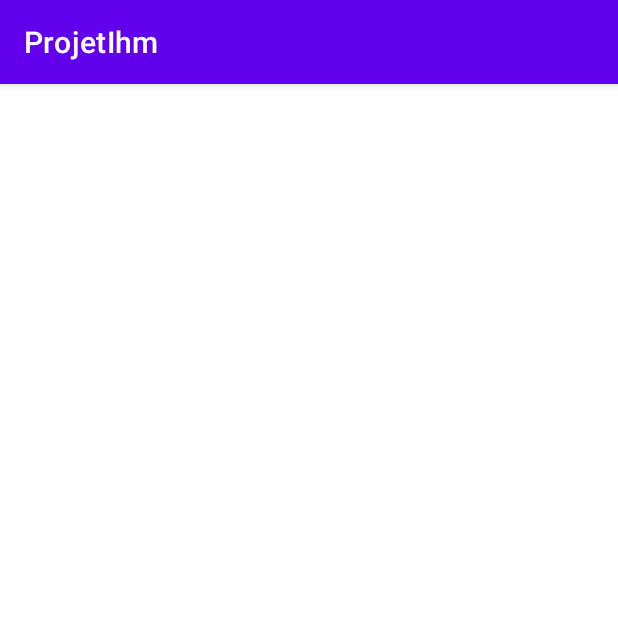
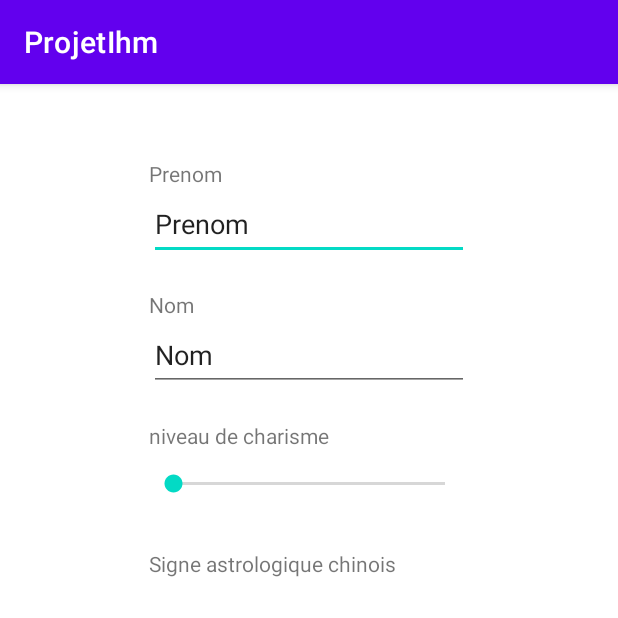
Before and after one commit to FaresCherif/ProjetIhm, an Android app: the UserInput screen opened directly, with no data from a screen before it, on a phone screen of 412 x 824 dp, the top half of it. Run offline under Robolectric (Android 15) with nearby library versions, the phone set to English and light mode, and no system bars.

Commit message:
2e activity debut

```diff
--- a/app/src/main/java/com/example/projetihm/MainActivity.java
+++ b/app/src/main/java/com/example/projetihm/MainActivity.java
@@ -2,6 +2,7 @@ package com.example.projetihm;
 
 import androidx.appcompat.app.AppCompatActivity;
 
+import android.content.Intent;
 import android.os.Bundle;
 
 public class MainActivity extends AppCompatActivity {
@@ -11,4 +12,9 @@ public class MainActivity extends AppCompatActivity {
         super.onCreate(savedInstanceState);
         setContentView(R.layout.activity_main);
     }
+
+    public void callUserInput(android.view.View v){
+        Intent i =new Intent(MainActivity.this, UserInput.class);
+        startActivity(i);
+    }
 }
--- a/app/src/main/res/layout/activity_main.xml
+++ b/app/src/main/res/layout/activity_main.xml
@@ -20,6 +20,7 @@
         android:id="@+id/button"
         android:layout_width="wrap_content"
         android:layout_height="wrap_content"
+        android:onClick="callUserInput"
         android:text="@string/StartButton"
         app:layout_constraintBottom_toTopOf="@+id/button2"
         app:layout_constraintEnd_toEndOf="parent"
--- a/app/src/main/res/layout/activity_user_input.xml
+++ b/app/src/main/res/layout/activity_user_input.xml
@@ -6,4 +6,74 @@
     android:layout_height="match_parent"
     tools:context=".UserInput">
 
+    <TextView
+        android:id="@+id/FirstNameEntreeAreaTitle"
+        android:layout_width="wrap_content"
+        android:layout_height="wrap_content"
+        android:layout_marginTop="50dp"
+        android:text="@string/FirstNameEntreeTitle"
+        app:layout_constraintStart_toStartOf="@+id/FirstNameEntreeArea"
+        app:layout_constraintTop_toTopOf="parent" />
+
+    <EditText
+        android:id="@+id/FirstNameEntreeArea"
+        android:layout_width="wrap_content"
+        android:layout_height="wrap_content"
+        android:ems="10"
+        android:importantForAutofill="no"
+        android:inputType="textPersonName"
+        android:minHeight="48dp"
+        android:text="@string/FirstNameEntree"
+        app:layout_constraintEnd_toEndOf="parent"
+        app:layout_constraintStart_toStartOf="parent"
+        app:layout_constraintTop_toBottomOf="@+id/FirstNameEntreeAreaTitle" />
+
+    <TextView
+        android:id="@+id/NameEntreeAreaTitle"
+        android:layout_width="wrap_content"
+        android:layout_height="wrap_content"
+        android:layout_marginTop="20dp"
+        android:text="@string/NameEntreeTitle"
+        app:layout_constraintStart_toStartOf="@+id/FirstNameEntreeArea"
+        app:layout_constraintTop_toBottomOf="@+id/FirstNameEntreeArea" />
+
+    <EditText
+        android:id="@+id/NameEntreeArea"
+        android:layout_width="wrap_content"
+        android:layout_height="wrap_content"
+        android:ems="10"
+        android:importantForAutofill="no"
+        android:inputType="textPersonName"
+        android:minHeight="48dp"
+        android:text="@string/NameEntree"
+        app:layout_constraintStart_toStartOf="@+id/NameEntreeAreaTitle"
+        app:layout_constraintTop_toBottomOf="@+id/NameEntreeAreaTitle" />
+
+    <SeekBar
+        android:id="@+id/seekBar"
+        android:layout_width="0dp"
+        android:layout_height="46dp"
+        app:layout_constraintEnd_toEndOf="@+id/NameEntreeArea"
+        app:layout_constraintHorizontal_bias="0.0"
+        app:layout_constraintStart_toStartOf="@+id/textView4"
+        app:layout_constraintTop_toBottomOf="@+id/textView4" />
+
+    <TextView
+        android:id="@+id/textView4"
+        android:layout_width="wrap_content"
+        android:layout_height="wrap_content"
+        android:layout_marginTop="20dp"
+        android:text="@string/charismaLevelTitle"
+        app:layout_constraintStart_toStartOf="@+id/NameEntreeArea"
+        app:layout_constraintTop_toBottomOf="@+id/NameEntreeArea" />
+
+    <TextView
+        android:id="@+id/textView5"
+        android:layout_width="wrap_content"
+        android:layout_height="wrap_content"
+        android:layout_marginTop="20dp"
+        android:text="@string/ChineseSignTitle"
+        app:layout_constraintStart_toStartOf="@+id/seekBar"
+        app:layout_constraintTop_toBottomOf="@+id/seekBar" />
+
 </androidx.constraintlayout.widget.ConstraintLayout>
--- a/app/src/main/res/values/strings.xml
+++ b/app/src/main/res/values/strings.xml
@@ -2,7 +2,11 @@
     <string name="app_name">ProjetIhm</string>
     <string name="Title">Qui suis-je</string>
     <string name="StartButton">Commencer</string>
-    <string name="ArchievmentButton">Archievment</string>
-    <string name="NomEntreeTitre">Name</string>
-    <string name="PrenomEntreeTitre">Prenom</string>
+    <string name="ArchievmentButton">Succes</string>
+    <string name="NameEntreeTitle">Nom</string>
+    <string name="FirstNameEntreeTitle">Prenom</string>
+    <string name="FirstNameEntree">Prenom</string>
+    <string name="NameEntree">Nom</string>
+    <string name="charismaLevelTitle">niveau de charisme</string>
+    <string name="ChineseSignTitle">Signe astrologique chinois</string>
 </resources>
```
